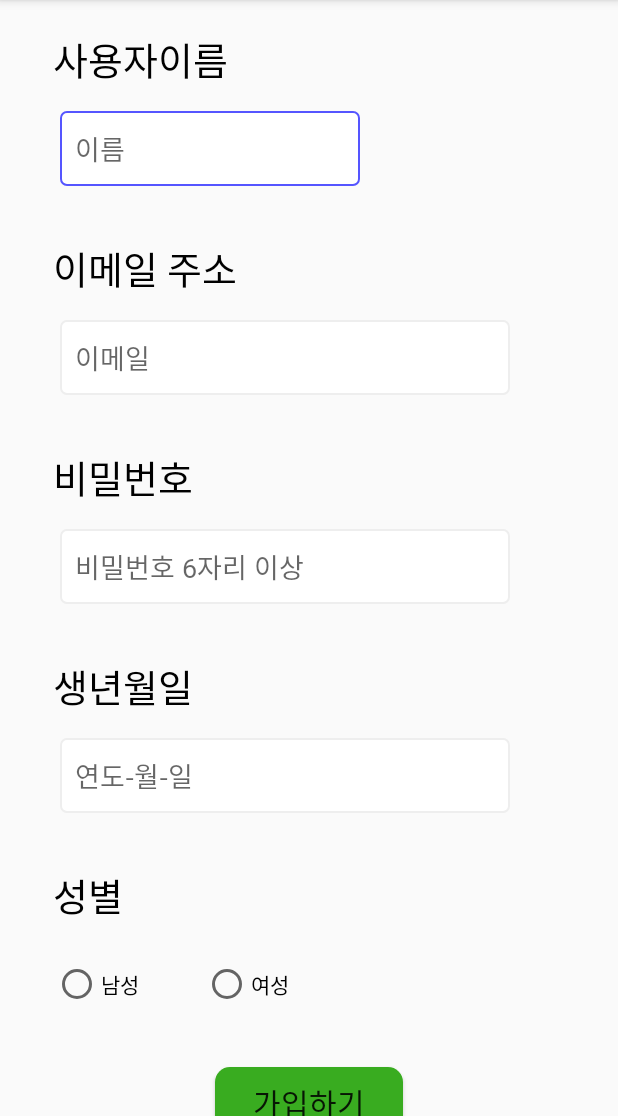
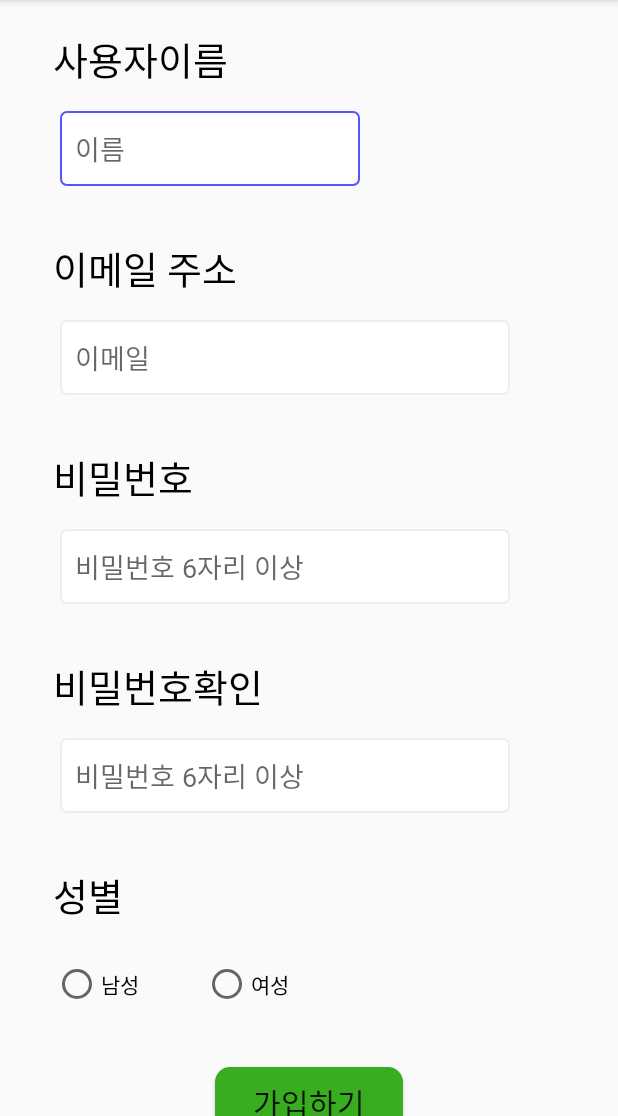
Before and after one commit to rdridrid/projectpbl, an Android app: the SignUpActivity screen opened directly, with no data from a screen before it, after a tap on "가입하기", on a phone screen of 412 x 824 dp, the part 120-1236 px from its top. Run offline under Robolectric (Android 15) with nearby library versions, the phone set to English and light mode, and no system bars; our stand-ins replace Firebase (no records; nobody signed in at launch, a user with empty details on screens opened directly).

Commit message:
회원가입 구현(데이터베이스 연결)

```diff
--- a/app/src/main/java/com/example/projectpbl/SignUpActivity.kt
+++ b/app/src/main/java/com/example/projectpbl/SignUpActivity.kt
@@ -6,36 +6,60 @@ import androidx.appcompat.app.AppCompatActivity
 import com.example.projectpbl.databinding.ActivitySignUpBinding
 import com.google.firebase.auth.FirebaseAuth
 import com.google.firebase.auth.ktx.auth
+import com.google.firebase.database.FirebaseDatabase
+import com.google.firebase.database.ktx.database
 import com.google.firebase.ktx.Firebase
 
 class SignUpActivity : AppCompatActivity(){
     private var auth : FirebaseAuth? = null
+    private val database = Firebase.database
+    //private var
 
     override fun onCreate(savedInstanceState: Bundle?){
         super.onCreate(savedInstanceState)
-        auth = Firebase.auth
+        auth = FirebaseAuth.getInstance()
+        //database.getReference(path)형식으로 사용
         val binding = ActivitySignUpBinding.inflate(layoutInflater)
         setContentView(binding.root)
 
         binding.SignUpConfirmButton.setOnClickListener {
             val email=binding.SignUpUserEmail.text.toString()
             val password=binding.SignUpUserPassword.text.toString()
-            createAccount(email,password)
+            val SignUpUserName=binding.SignUpUserName.text.toString()
+            val ConfirmPassword=binding.SignUpUserConfirmPassword.text.toString()
+            if (email.isEmpty() || password.isEmpty() || ConfirmPassword.isEmpty() || SignUpUserName.isEmpty()) {
+                if (email.isEmpty())
+                    Toast.makeText(this, "이메일을 입력하세요.", Toast.LENGTH_SHORT).show()
+                else if(password.isEmpty()){
+                    Toast.makeText(this, "비밀번호를 입력하세요.", Toast.LENGTH_SHORT).show()
+                }
+                else if(ConfirmPassword.isEmpty())
+                {
+                    Toast.makeText(this, "비밀번호를 다시 입력하세요.", Toast.LENGTH_SHORT).show()
+                }
+                else{
+                    Toast.makeText(this, "이름이 없습니다..", Toast.LENGTH_SHORT).show()
+                }
+            }
+            else if(password == ConfirmPassword)
+                createAccount(email,password,SignUpUserName)
+
         }
     }
-    private fun createAccount(email:String,password:String){
+    private fun createAccount(email:String,password:String, SignUpUserName:String){
         if(email.isNotEmpty()&&password.isNotEmpty()){
             auth?.createUserWithEmailAndPassword(email,password)
                 ?.addOnCompleteListener {
                     if(it.isSuccessful){
+                        val uid=it.result.user?.uid
+                        database.getReference("Users").child(uid!!).setValue(UserData(uid,email,password,SignUpUserName))
                         Toast.makeText(
-                            this,"계정 생성 완료",
+                            this,"계정 생성에 성공하였습니다.",
                             Toast.LENGTH_SHORT
                         ).show()
-                        finish()
                     }else{
                         Toast.makeText(
-                            this,"계정 생성 실패",
+                            this,"계정 생성에 실패하였습니다.",
                             Toast.LENGTH_SHORT
                         ).show()
                     }
--- a/app/src/main/res/layout/activity_sign_up.xml
+++ b/app/src/main/res/layout/activity_sign_up.xml
@@ -147,34 +147,32 @@
                 android:hint="비밀번호 6자리 이상"
                 android:inputType="textPassword"
                 android:padding="10dp" />
-
             <TextView
-                android:id="@+id/SignUpBirthTitle"
+                android:id="@+id/SignUpPWConfirmTitle"
                 android:layout_width="wrap_content"
                 android:layout_height="wrap_content"
-                android:layout_below="@+id/SignUpUserPassword"
+                android:layout_below="@+id/SignUpUserEmail"
                 android:layout_alignParentStart="true"
                 android:layout_marginStart="35dp"
                 android:layout_marginTop="35dp"
                 android:fontFamily="@font/lineseedkr_bd"
-                android:text="생년월일"
+                android:text="비밀번호확인"
                 android:textColor="@color/black"
                 android:textSize="25sp" />
 
             <EditText
-                android:id="@+id/SignUpBirthday"
+                android:id="@+id/SignUpUserConfirmPassword"
                 android:layout_width="wrap_content"
                 android:layout_height="wrap_content"
-                android:layout_below="@+id/SignUpBirthTitle"
+                android:layout_below="@+id/SignUpPWTitle"
                 android:layout_alignParentStart="true"
-                android:layout_centerHorizontal="true"
                 android:layout_marginStart="40dp"
                 android:layout_marginTop="15dp"
                 android:background="@drawable/edittext_login"
                 android:ems="10"
                 android:fontFamily="@font/lineseedkr_rg"
-                android:hint="연도-월-일"
-                android:inputType="date"
+                android:hint="비밀번호 6자리 이상"
+                android:inputType="textPassword"
                 android:padding="10dp" />
 
             <TextView
```
Also changed, not shown: app/src/main/java/com/example/projectpbl/UserData.kt (added, +8 -0 lines).
